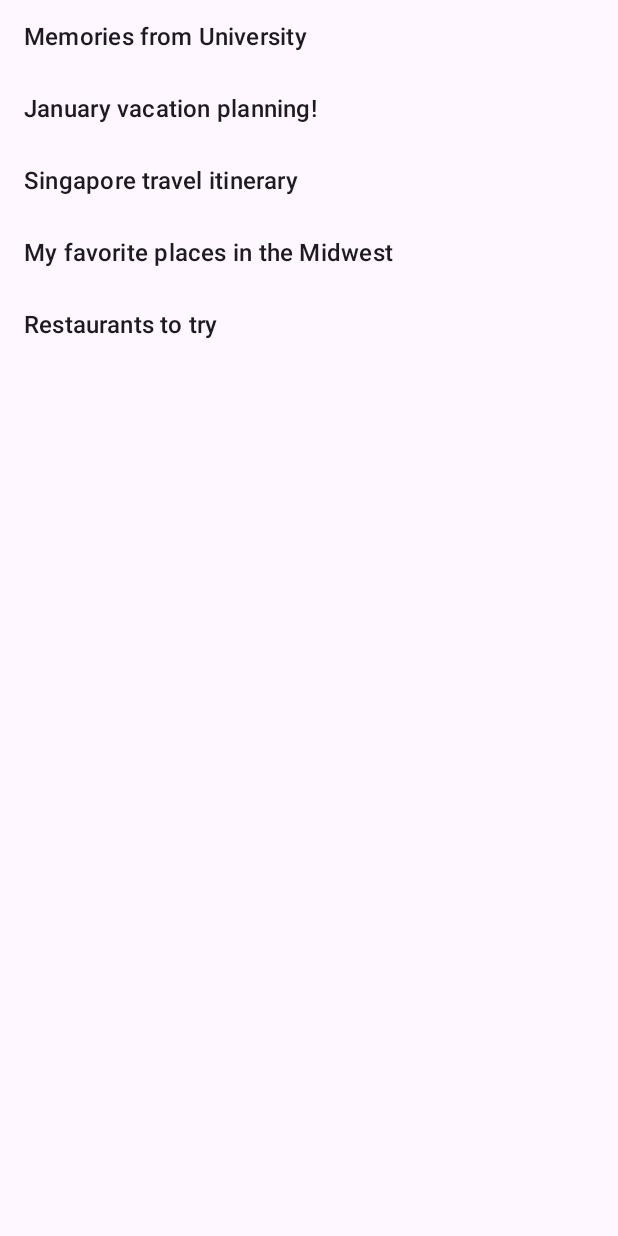
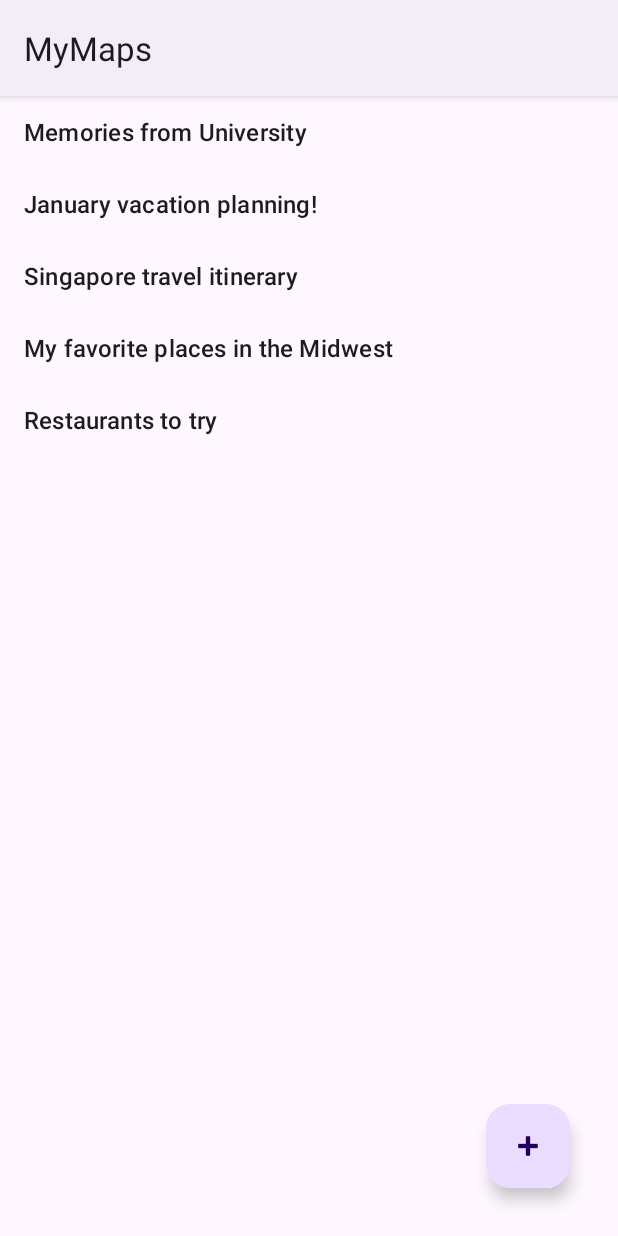
Before and after one commit to my-nguyen/MyMaps, an Android app: the screen it shows after launch (MainActivity), on a phone screen of 412 x 824 dp. Run offline under Robolectric (Android 15) with nearby library versions, the phone set to English and light mode, and no system bars.

Commit message:
b3: Creation Flow

```diff
--- a/app/src/main/AndroidManifest.xml
+++ b/app/src/main/AndroidManifest.xml
@@ -29,6 +29,10 @@
             android:value="AIzaSyBLmeRLzjpH3jNVHLNnNOdK7JGxAdlSTBI" />
 
         <activity
+            android:name=".CreateMapsActivity"
+            android:exported="false"
+            android:label="@string/title_activity_create_maps" />
+        <activity
             android:name=".DisplayMapActivity"
             android:exported="false"
             android:label="@string/title_activity_display_map" />
--- a/app/src/main/java/com/nguyen/mymaps/MainActivity.kt
+++ b/app/src/main/java/com/nguyen/mymaps/MainActivity.kt
@@ -1,5 +1,6 @@
 package com.nguyen.mymaps
 
+import android.app.Activity
 import android.content.Intent
 import android.os.Bundle
 import android.util.Log
@@ -14,6 +15,8 @@ import com.nguyen.mymaps.models.UserMap
 
 private const val TAG = "MainActivity"
 const val EXTRA_USER_MAP = "EXTRA_USER_MAP"
+const val EXTRA_MAP_TITLE = "EXTRA_MAP_TITLE"
+const val RC_CREATE_MAPS = 1234
 
 class MainActivity : AppCompatActivity() {
     override fun onCreate(savedInstanceState: Bundle?) {
@@ -36,6 +39,18 @@ class MainActivity : AppCompatActivity() {
                 startActivity(intent)
             }
         })
+
+        binding.fab.setOnClickListener {
+            Log.i(TAG, "Tap on FAB")
+            val intent = Intent(this@MainActivity, CreateMapsActivity::class.java)
+            intent.putExtra(EXTRA_MAP_TITLE, "new map name")
+            startActivityForResult(intent, RC_CREATE_MAPS)
+        }
+    }
+
+    override fun onActivityResult(requestCode: Int, resultCode: Int, data: Intent?) {
+        if (requestCode == RC_CREATE_MAPS && resultCode == Activity.RESULT_OK)
+        super.onActivityResult(requestCode, resultCode, data)
     }
 
     private fun generateSampleData(): List<UserMap> {
--- a/app/src/main/res/layout/activity_main.xml
+++ b/app/src/main/res/layout/activity_main.xml
@@ -11,4 +11,16 @@
         android:id="@+id/maps"
         android:layout_width="match_parent"
         android:layout_height="match_parent" />
+
+    <com.google.android.material.floatingactionbutton.FloatingActionButton
+        android:id="@+id/fab"
+        android:layout_width="wrap_content"
+        android:layout_height="wrap_content"
+        android:layout_marginEnd="32dp"
+        android:layout_marginBottom="32dp"
+        android:clickable="true"
+        android:tint="@color/white"
+        app:layout_constraintBottom_toBottomOf="parent"
+        app:layout_constraintEnd_toEndOf="parent"
+        app:srcCompat="@android:drawable/ic_input_add" />
 </androidx.constraintlayout.widget.ConstraintLayout>
--- a/app/src/main/res/values/strings.xml
+++ b/app/src/main/res/values/strings.xml
@@ -1,4 +1,5 @@
 <resources>
     <string name="app_name">MyMaps</string>
     <string name="title_activity_display_map">DisplayMapActivity</string>
+    <string name="title_activity_create_maps">CreateMapsActivity</string>
 </resources>
--- a/app/src/main/res/values/themes.xml
+++ b/app/src/main/res/values/themes.xml
@@ -1,6 +1,6 @@
 <resources xmlns:tools="http://schemas.android.com/tools">
     <!-- Base application theme. -->
-    <style name="Base.Theme.MyMaps" parent="Theme.Material3.DayNight.NoActionBar">
+    <style name="Base.Theme.MyMaps" parent="Theme.Material3.DayNight">
         <!-- Customize your light theme here. -->
         <!-- <item name="colorPrimary">@color/my_light_primary</item> -->
     </style>
```
Also changed, not shown: app/src/main/java/com/nguyen/mymaps/CreateMapsActivity.kt (added, +102 -0 lines), app/src/main/res/layout/activity_create_maps.xml (added, +9 -0 lines), app/src/main/res/layout/dialog_create_place.xml (added, +25 -0 lines).
